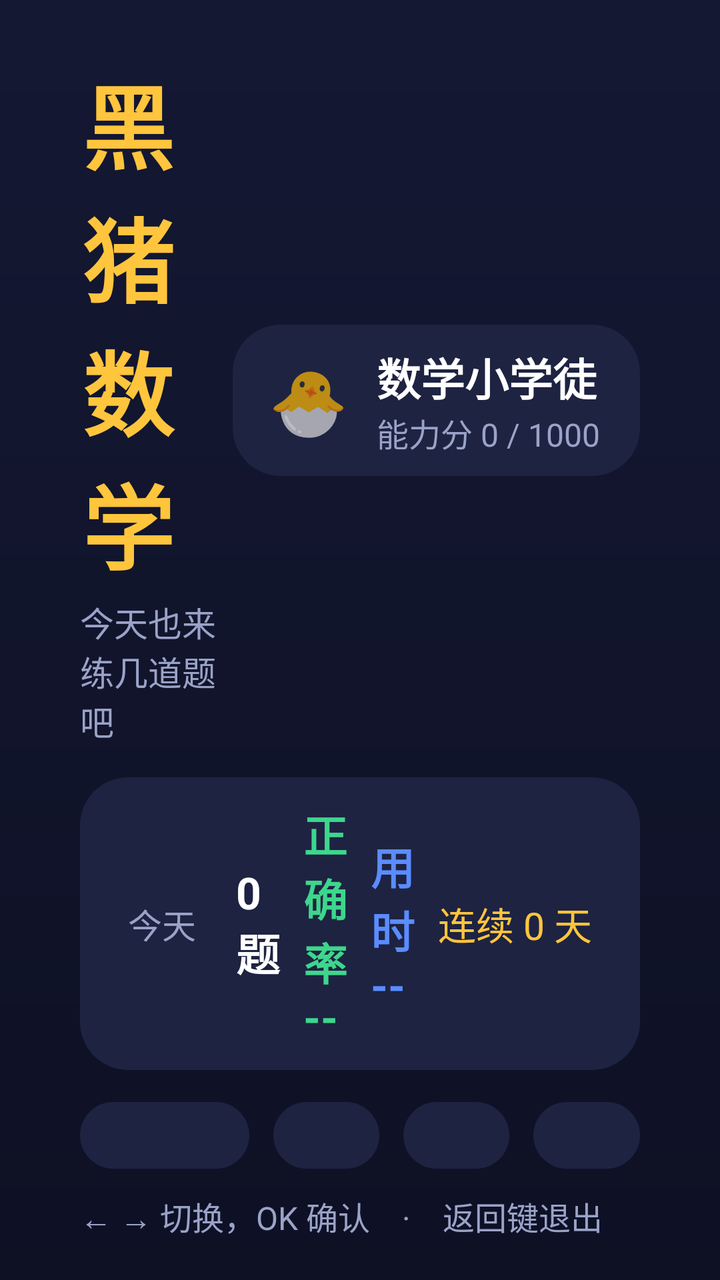
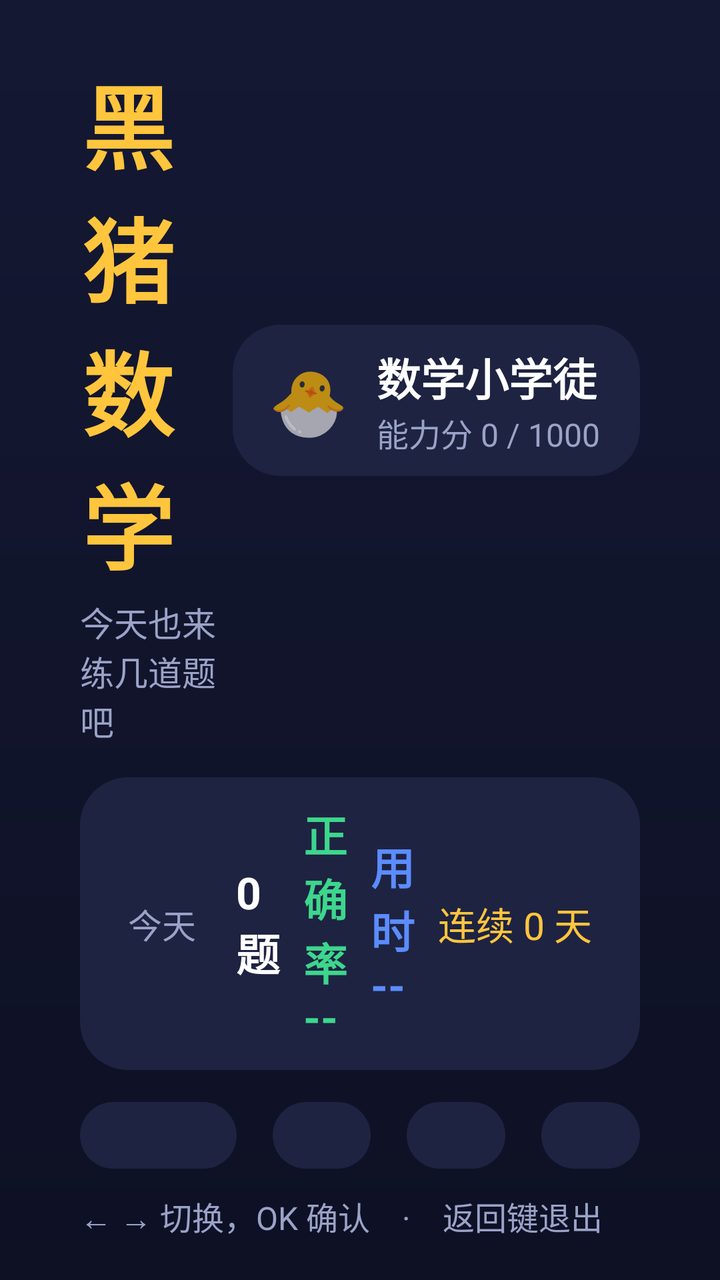

An Android layout rendered at two revisions. The XML below is the earlier revision; the diff shows what the commit changed to produce the second picture.
<!-- AndroidManifest.xml: application theme Theme.MathKing -->
<!-- res/layout/fragment_home.xml -->
<?xml version="1.0" encoding="utf-8"?>
<LinearLayout xmlns:android="http://schemas.android.com/apk/res/android"
    android:layout_width="match_parent"
    android:layout_height="match_parent"
    android:background="@drawable/bg_page"
    android:orientation="vertical"
    android:paddingStart="40dp"
    android:paddingTop="28dp"
    android:paddingEnd="40dp"
    android:paddingBottom="20dp">

    
    <LinearLayout
        android:layout_width="match_parent"
        android:layout_height="wrap_content"
        android:gravity="center_vertical"
        android:orientation="horizontal">

        <LinearLayout
            android:layout_width="0dp"
            android:layout_height="wrap_content"
            android:layout_weight="1"
            android:orientation="vertical">

            <TextView
                android:layout_width="wrap_content"
                android:layout_height="wrap_content"
                android:letterSpacing="0.04"
                android:text="黑猪数学"
                android:textColor="@color/accent"
                android:textSize="46sp"
                android:textStyle="bold" />

            <TextView
                android:id="@+id/tvSubtitle"
                android:layout_width="wrap_content"
                android:layout_height="wrap_content"
                android:layout_marginTop="4dp"
                android:text="今天也来练几道题吧"
                android:textColor="@color/text_dim"
                android:textSize="17sp" />
        </LinearLayout>

        <LinearLayout
            android:id="@+id/rankBox"
            android:layout_width="wrap_content"
            android:layout_height="wrap_content"
            android:background="@drawable/bg_card"
            android:gravity="center_vertical"
            android:orientation="horizontal"
            android:paddingStart="18dp"
            android:paddingTop="10dp"
            android:paddingEnd="20dp"
            android:paddingBottom="10dp">

            <TextView
                android:id="@+id/tvRankBadge"
                android:layout_width="wrap_content"
                android:layout_height="wrap_content"
                android:text="🐣"
                android:textSize="32sp" />

            <LinearLayout
                android:layout_width="wrap_content"
                android:layout_height="wrap_content"
                android:layout_marginStart="14dp"
                android:orientation="vertical">

                <TextView
                    android:id="@+id/tvRankName"
                    android:layout_width="wrap_content"
                    android:layout_height="wrap_content"
                    android:text="数学小学徒"
                    android:textColor="@color/text"
                    android:textSize="22sp"
                    android:textStyle="bold" />

                <TextView
                    android:id="@+id/tvPower"
                    android:layout_width="wrap_content"
                    android:layout_height="wrap_content"
                    android:text="能力分 0 / 1000"
                    android:textColor="@color/text_dim"
                    android:textSize="16sp" />
            </LinearLayout>
        </LinearLayout>
    </LinearLayout>

    
    <LinearLayout
        android:layout_width="match_parent"
        android:layout_height="wrap_content"
        android:layout_marginTop="16dp"
        android:background="@drawable/bg_card"
        android:gravity="center_vertical"
        android:orientation="horizontal"
        android:paddingStart="24dp"
        android:paddingTop="12dp"
        android:paddingEnd="24dp"
        android:paddingBottom="12dp">

        <TextView
            android:id="@+id/tvTodayLabel"
            android:layout_width="wrap_content"
            android:layout_height="wrap_content"
            android:text="今天"
            android:textColor="@color/text_dim"
            android:textSize="17sp" />

        <TextView
            android:id="@+id/tvTodayQuestions"
            android:layout_width="0dp"
            android:layout_height="wrap_content"
            android:layout_marginStart="20dp"
            android:layout_weight="1"
            android:text="0 题"
            android:textColor="@color/text"
            android:textSize="22sp"
            android:textStyle="bold" />

        <TextView
            android:id="@+id/tvTodayAccuracy"
            android:layout_width="0dp"
            android:layout_height="wrap_content"
            android:layout_weight="1"
            android:text="正确率 --"
            android:textColor="@color/green"
            android:textSize="22sp"
            android:textStyle="bold" />

        <TextView
            android:id="@+id/tvTodayTime"
            android:layout_width="0dp"
            android:layout_height="wrap_content"
            android:layout_weight="1"
            android:text="用时 --"
            android:textColor="@color/blue"
            android:textSize="22sp"
            android:textStyle="bold" />

        <TextView
            android:id="@+id/tvStreakDays"
            android:layout_width="wrap_content"
            android:layout_height="wrap_content"
            android:text="连续 0 天"
            android:textColor="@color/accent"
            android:textSize="19sp" />
    </LinearLayout>

    
    <LinearLayout
        android:layout_width="match_parent"
        android:layout_height="0dp"
        android:layout_marginTop="16dp"
        android:layout_weight="1"
        android:baselineAligned="false"
        android:clipChildren="false"
        android:clipToPadding="false"
        android:orientation="horizontal">

        <LinearLayout
            android:id="@+id/cardStart"
            android:layout_width="0dp"
            android:layout_height="match_parent"
            android:layout_marginEnd="12dp"
            android:layout_weight="1.6"
            android:background="@drawable/selector_card"
            android:clickable="true"
            android:focusable="true"
            android:gravity="center"
            android:orientation="vertical"
            android:padding="20dp">

            <TextView
                android:layout_width="wrap_content"
                android:layout_height="wrap_content"
                android:text="🚀"
                android:textSize="52sp" />

            <TextView
                android:layout_width="wrap_content"
                android:layout_height="wrap_content"
                android:layout_marginTop="6dp"
                android:text="开始练习"
                android:textColor="@color/text"
                android:textSize="34sp"
                android:textStyle="bold" />

            <TextView
                android:id="@+id/tvStartInfo"
                android:layout_width="wrap_content"
                android:layout_height="wrap_content"
                android:layout_marginTop="8dp"
                android:gravity="center"
                android:text="50 以内加减 · 练习 · 10 题"
                android:textColor="@color/accent"
                android:textSize="19sp" />

            <TextView
                android:id="@+id/tvStartHint"
                android:layout_width="wrap_content"
                android:layout_height="wrap_content"
                android:layout_marginTop="6dp"
                android:gravity="center"
                android:text="按 OK 开始"
                android:textColor="@color/text_dim"
                android:textSize="16sp" />
        </LinearLayout>

        <LinearLayout
            android:id="@+id/cardWrong"
            android:layout_width="0dp"
            android:layout_height="match_parent"
            android:layout_marginEnd="12dp"
            android:layout_weight="1"
            android:background="@drawable/selector_card"
            android:clickable="true"
            android:focusable="true"
            android:gravity="center"
            android:orientation="vertical"
            android:padding="16dp">

            <TextView
                android:layout_width="wrap_content"
                android:layout_height="wrap_content"
                android:text="📕"
                android:textSize="48sp" />

            <TextView
                android:layout_width="wrap_content"
                android:layout_height="wrap_content"
                android:layout_marginTop="6dp"
                android:text="错题本"
                android:textColor="@color/text"
                android:textSize="28sp"
                android:textStyle="bold" />

            <TextView
                android:id="@+id/tvWrongCount"
                android:layout_width="wrap_content"
                android:layout_height="wrap_content"
                android:layout_marginTop="6dp"
                android:text="0 道待攻克"
                android:textColor="@color/red"
                android:textSize="17sp" />
        </LinearLayout>

        <LinearLayout
            android:id="@+id/cardStats"
            android:layout_width="0dp"
            android:layout_height="match_parent"
            android:layout_marginEnd="12dp"
            android:layout_weight="1"
            android:background="@drawable/selector_card"
            android:clickable="true"
            android:focusable="true"
            android:gravity="center"
            android:orientation="vertical"
            android:padding="16dp">

            <TextView
                android:layout_width="wrap_content"
                android:layout_height="wrap_content"
                android:text="📈"
                android:textSize="48sp" />

            <TextView
                android:layout_width="wrap_content"
                android:layout_height="wrap_content"
                android:layout_marginTop="6dp"
                android:text="成长曲线"
                android:textColor="@color/text"
                android:textSize="28sp"
                android:textStyle="bold" />

            <TextView
                android:id="@+id/tvStatsInfo"
                android:layout_width="wrap_content"
                android:layout_height="wrap_content"
                android:layout_marginTop="6dp"
                android:text="累计 0 题"
                android:textColor="@color/text_dim"
                android:textSize="17sp" />
        </LinearLayout>

        <LinearLayout
            android:id="@+id/cardSettings"
            android:layout_width="0dp"
            android:layout_height="match_parent"
            android:layout_weight="1"
            android:background="@drawable/selector_card"
            android:clickable="true"
            android:focusable="true"
            android:gravity="center"
            android:orientation="vertical"
            android:padding="16dp">

            <TextView
                android:layout_width="wrap_content"
                android:layout_height="wrap_content"
                android:text="⚙️"
                android:textSize="48sp" />

            <TextView
                android:layout_width="wrap_content"
                android:layout_height="wrap_content"
                android:layout_marginTop="6dp"
                android:text="设置"
                android:textColor="@color/text"
                android:textSize="28sp"
                android:textStyle="bold" />

            <TextView
                android:id="@+id/tvSettingsInfo"
                android:layout_width="wrap_content"
                android:layout_height="wrap_content"
                android:layout_marginTop="6dp"
                android:text="阶段与声音"
                android:textColor="@color/text_dim"
                android:textSize="17sp" />
        </LinearLayout>
    </LinearLayout>

    <TextView
        android:id="@+id/tvFooter"
        android:layout_width="match_parent"
        android:layout_height="wrap_content"
        android:layout_marginTop="12dp"
        android:text="← → 切换，OK 确认    ·    返回键退出"
        android:textColor="@color/text_dim"
        android:textSize="16sp" />
</LinearLayout>
<!-- resources referenced by this layout -->
<resources>
  <color name="accent">#FFC53D</color>
  <color name="blue">#5B8CFF</color>
  <color name="green">#3DD68C</color>
  <color name="red">#FF6B6B</color>
  <color name="text">#FFFFFF</color>
  <color name="text_dim">#9AA3C7</color>
  <!-- drawable bg_card (drawable) -->
  <?xml version="1.0" encoding="utf-8"?>
  <shape xmlns:android="http://schemas.android.com/apk/res/android" android:shape="rectangle">
      <solid android:color="@color/card" />
      <corners android:radius="24dp" />
  </shape>
  <!-- drawable bg_page (drawable) -->
  <?xml version="1.0" encoding="utf-8"?>
  <shape xmlns:android="http://schemas.android.com/apk/res/android" android:shape="rectangle">
      <gradient android:angle="270" android:startColor="#141833" android:endColor="#0E1124" />
  </shape>
  <!-- drawable selector_card (drawable) -->
  <?xml version="1.0" encoding="utf-8"?>
  <selector xmlns:android="http://schemas.android.com/apk/res/android">
      <item android:state_focused="true" android:drawable="@drawable/bg_card_focus" />
      <item android:state_pressed="true" android:drawable="@drawable/bg_card_focus" />
      <item android:drawable="@drawable/bg_card" />
  </selector>
  <style name="Theme.MathKing" parent="Theme.AppCompat.NoActionBar">
          <item name="android:windowBackground">@color/bg</item>
          <item name="android:colorAccent">@color/accent</item>
          <item name="android:textColorPrimary">@color/text</item>
          <item name="android:windowNoTitle">true</item>
          <item name="android:windowFullscreen">false</item>
      </style>
  <color name="card">#1E2342</color>
  <!-- drawable bg_card_focus (drawable) -->
  <?xml version="1.0" encoding="utf-8"?>
  <shape xmlns:android="http://schemas.android.com/apk/res/android" android:shape="rectangle">
      <solid android:color="#38406F" />
      <stroke android:width="5dp" android:color="@color/accent" />
      <corners android:radius="24dp" />
  </shape>
  <color name="bg">#0E1124</color>
</resources>

<!-- the commit's change to res/layout/fragment_home.xml (unified diff, before → after) -->
@@ -4,6 +4,8 @@
     android:layout_height="match_parent"
     android:background="@drawable/bg_page"
     android:orientation="vertical"
+    android:clipChildren="false"
+    android:clipToPadding="false"
     android:paddingStart="40dp"
     android:paddingTop="28dp"
     android:paddingEnd="40dp"
@@ -162,7 +164,7 @@
             android:id="@+id/cardStart"
             android:layout_width="0dp"
             android:layout_height="match_parent"
-            android:layout_marginEnd="12dp"
+            android:layout_marginEnd="18dp"
             android:layout_weight="1.6"
             android:background="@drawable/selector_card"
             android:clickable="true"
@@ -211,7 +213,7 @@
             android:id="@+id/cardWrong"
             android:layout_width="0dp"
             android:layout_height="match_parent"
-            android:layout_marginEnd="12dp"
+            android:layout_marginEnd="18dp"
             android:layout_weight="1"
             android:background="@drawable/selector_card"
             android:clickable="true"
@@ -249,7 +251,7 @@
             android:id="@+id/cardStats"
             android:layout_width="0dp"
             android:layout_height="match_parent"
-            android:layout_marginEnd="12dp"
+            android:layout_marginEnd="18dp"
             android:layout_weight="1"
             android:background="@drawable/selector_card"
             android:clickable="true"
